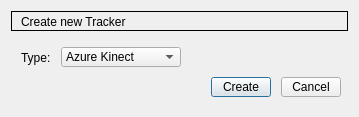
The window that src/UIManagement/CreateTrackerWindow.ui (Mirevi/MotionHub) describes before a commit, drawn with Qt 5.
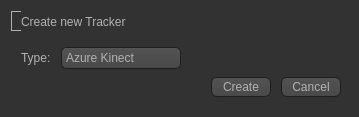
The same window after the commit. Icons and pictures are not drawn.

Commit message: create new tracker dropdown input signal fix and dark stylesheet for qt

```diff
--- a/src/UIManagement/CreateTrackerWindow.ui
+++ b/src/UIManagement/CreateTrackerWindow.ui
@@ -13,6 +13,467 @@
   <property name="windowTitle">
    <string>Create new Tracker</string>
   </property>
+  <property name="styleSheet">
+   <string notr="true">QToolTip
+{
+     border: 1px solid black;
+     background-color: #ffa02f;
+     padding: 1px;
+     border-radius: 3px;
+     opacity: 100;
+}
+
+QWidget
+{
+    color: #b1b1b1;
+    background-color: #323232;
+}
+
+QWidget:item:hover
+{
+    background-color: QLinearGradient( x1: 0, y1: 0, x2: 0, y2: 1, stop: 0 #ffa02f, stop: 1 #ca0619);
+    color: #000000;
+}
+
+QWidget:item:selected
+{
+    background-color: QLinearGradient( x1: 0, y1: 0, x2: 0, y2: 1, stop: 0 #ffa02f, stop: 1 #d7801a);
+}
+
+QMenuBar::item
+{
+    background: transparent;
+}
+
+QMenuBar::item:selected
+{
+    background: transparent;
+    border: 1px solid #ffaa00;
+}
+
+QMenuBar::item:pressed
+{
+    background: #444;
+    border: 1px solid #000;
+    background-color: QLinearGradient(
+        x1:0, y1:0,
+        x2:0, y2:1,
+        stop:1 #212121,
+        stop:0.4 #343434/*,
+        stop:0.2 #343434,
+        stop:0.1 #ffaa00*/
+    );
+    margin-bottom:-1px;
+    padding-bottom:1px;
+}
+
+QMenu
+{
+    border: 1px solid #000;
+}
+
+QMenu::item
+{
+    padding: 2px 20px 2px 20px;
+}
+
+QMenu::item:selected
+{
+    color: #000000;
+}
+
+QWidget:disabled
+{
+    color: #404040;
+    background-color: #323232;
+}
+
+QAbstractItemView
+{
+    background-color: QLinearGradient( x1: 0, y1: 0, x2: 0, y2: 1, stop: 0 #4d4d4d, stop: 0.1 #646464, stop: 1 #5d5d5d);
+}
+
+QWidget:focus
+{
+    /*border: 2px solid QLinearGradient( x1: 0, y1: 0, x2: 0, y2: 1, stop: 0 #ffa02f, stop: 1 #d7801a);*/
+}
+
+QLineEdit
+{
+    background-color: QLinearGradient( x1: 0, y1: 0, x2: 0, y2: 1, stop: 0 #4d4d4d, stop: 0 #646464, stop: 1 #5d5d5d);
+    padding: 1px;
+    border-style: solid;
+    border: 1px solid #1e1e1e;
+    border-radius: 5;
+}
+
+QPushButton
+{
+    color: #b1b1b1;
+    background-color: QLinearGradient( x1: 0, y1: 0, x2: 0, y2: 1, stop: 0 #565656, stop: 0.1 #525252, stop: 0.5 #4e4e4e, stop: 0.9 #4a4a4a, stop: 1 #464646);
+    border-width: 1px;
+    border-color: #1e1e1e;
+    border-style: solid;
+    border-radius: 6;
+    padding: 3px;
+    font-size: 12px;
+    padding-left: 5px;
+    padding-right: 5px;
+}
+
+QPushButton:pressed
+{
+    background-color: QLinearGradient( x1: 0, y1: 0, x2: 0, y2: 1, stop: 0 #2d2d2d, stop: 0.1 #2b2b2b, stop: 0.5 #292929, stop: 0.9 #282828, stop: 1 #252525);
+}
+
+QComboBox
+{
+    selection-background-color: #ffaa00;
+    background-color: QLinearGradient( x1: 0, y1: 0, x2: 0, y2: 1, stop: 0 #565656, stop: 0.1 #525252, stop: 0.5 #4e4e4e, stop: 0.9 #4a4a4a, stop: 1 #464646);
+    border-style: solid;
+    border: 1px solid #1e1e1e;
+    border-radius: 5;
+}
+
+QComboBox:hover,QPushButton:hover
+{
+    border: 2px solid QLinearGradient( x1: 0, y1: 0, x2: 0, y2: 1, stop: 0 #ffa02f, stop: 1 #d7801a);
+}
+
+
+QComboBox:on
+{
+    padding-top: 3px;
+    padding-left: 4px;
+    background-color: QLinearGradient( x1: 0, y1: 0, x2: 0, y2: 1, stop: 0 #2d2d2d, stop: 0.1 #2b2b2b, stop: 0.5 #292929, stop: 0.9 #282828, stop: 1 #252525);
+    selection-background-color: #ffaa00;
+}
+
+QComboBox QAbstractItemView
+{
+    border: 2px solid darkgray;
+    selection-background-color: QLinearGradient( x1: 0, y1: 0, x2: 0, y2: 1, stop: 0 #ffa02f, stop: 1 #d7801a);
+}
+
+QComboBox::drop-down
+{
+     subcontrol-origin: padding;
+     subcontrol-position: top right;
+     width: 15px;
+
+     border-left-width: 0px;
+     border-left-color: darkgray;
+     border-left-style: solid; /* just a single line */
+     border-top-right-radius: 3px; /* same radius as the QComboBox */
+     border-bottom-right-radius: 3px;
+ }
+
+QComboBox::down-arrow
+{
+     image: url(:/down_arrow.png);
+}
+
+QGroupBox:focus
+{
+border: 2px solid QLinearGradient( x1: 0, y1: 0, x2: 0, y2: 1, stop: 0 #ffa02f, stop: 1 #d7801a);
+}
+
+QTextEdit:focus
+{
+    border: 2px solid QLinearGradient( x1: 0, y1: 0, x2: 0, y2: 1, stop: 0 #ffa02f, stop: 1 #d7801a);
+}
+
+QScrollBar:horizontal {
+     border: 1px solid #222222;
+     background: QLinearGradient( x1: 0, y1: 0, x2: 0, y2: 1, stop: 0.0 #121212, stop: 0.2 #282828, stop: 1 #484848);
+     height: 7px;
+     margin: 0px 16px 0 16px;
+}
+
+QScrollBar::handle:horizontal
+{
+      background: QLinearGradient( x1: 0, y1: 0, x2: 1, y2: 0, stop: 0 #ffa02f, stop: 0.5 #d7801a, stop: 1 #ffa02f);
+      min-height: 20px;
+      border-radius: 2px;
+}
+
+QScrollBar::add-line:horizontal {
+      border: 1px solid #1b1b19;
+      border-radius: 2px;
+      background: QLinearGradient( x1: 0, y1: 0, x2: 1, y2: 0, stop: 0 #ffa02f, stop: 1 #d7801a);
+      width: 14px;
+      subcontrol-position: right;
+      subcontrol-origin: margin;
+}
+
+QScrollBar::sub-line:horizontal {
+      border: 1px solid #1b1b19;
+      border-radius: 2px;
+      background: QLinearGradient( x1: 0, y1: 0, x2: 1, y2: 0, stop: 0 #ffa02f, stop: 1 #d7801a);
+      width: 14px;
+     subcontrol-position: left;
+     subcontrol-origin: margin;
+}
+
+QScrollBar::right-arrow:horizontal, QScrollBar::left-arrow:horizontal
+{
+      border: 1px solid black;
+      width: 1px;
+      height: 1px;
+      background: white;
+}
+
+QScrollBar::add-page:horizontal, QScrollBar::sub-page:horizontal
+{
+      background: none;
+}
+
+QScrollBar:vertical
+{
+      background: QLinearGradient( x1: 0, y1: 0, x2: 1, y2: 0, stop: 0.0 #121212, stop: 0.2 #282828, stop: 1 #484848);
+      width: 7px;
+      margin: 16px 0 16px 0;
+      border: 1px solid #222222;
+}
+
+QScrollBar::handle:vertical
+{
+      background: QLinearGradient( x1: 0, y1: 0, x2: 0, y2: 1, stop: 0 #ffa02f, stop: 0.5 #d7801a, stop: 1 #ffa02f);
+      min-height: 20px;
+      border-radius: 2px;
+}
+
+QScrollBar::add-line:vertical
+{
+      border: 1px solid #1b1b19;
+      border-radius: 2px;
+      background: QLinearGradient( x1: 0, y1: 0, x2: 0, y2: 1, stop: 0 #ffa02f, stop: 1 #d7801a);
+      height: 14px;
+      subcontrol-position: bottom;
+      subcontrol-origin: margin;
+}
+
+QScrollBar::sub-line:vertical
+{
+      border: 1px solid #1b1b19;
+      border-radius: 2px;
+      background: QLinearGradient( x1: 0, y1: 0, x2: 0, y2: 1, stop: 0 #d7801a, stop: 1 #ffa02f);
+      height: 14px;
+      subcontrol-position: top;
+      subcontrol-origin: margin;
+}
+
+QScrollBar::up-arrow:vertical, QScrollBar::down-arrow:vertical
+{
+      border: 1px solid black;
+      width: 1px;
+      height: 1px;
+      background: white;
+}
+
+
+QScrollBar::add-page:vertical, QScrollBar::sub-page:vertical
+{
+      background: none;
+}
+
+QTextEdit
+{
+    background-color: #242424;
+}
+
+QPlainTextEdit
+{
+    background-color: #242424;
+}
+
+QHeaderView::section
+{
+    background-color: QLinearGradient(x1:0, y1:0, x2:0, y2:1, stop:0 #616161, stop: 0.5 #505050, stop: 0.6 #434343, stop:1 #656565);
+    color: white;
+    padding-left: 4px;
+    border: 1px solid #6c6c6c;
+}
+
+QCheckBox:disabled
+{
+color: #414141;
+}
+
+QDockWidget::title
+{
+    text-align: center;
+    spacing: 3px; /* spacing between items in the tool bar */
+    background-color: QLinearGradient(x1:0, y1:0, x2:0, y2:1, stop:0 #323232, stop: 0.5 #242424, stop:1 #323232);
+}
+
+QDockWidget::close-button, QDockWidget::float-button
+{
+    text-align: center;
+    spacing: 1px; /* spacing between items in the tool bar */
+    background-color: QLinearGradient(x1:0, y1:0, x2:0, y2:1, stop:0 #323232, stop: 0.5 #242424, stop:1 #323232);
+}
+
+QDockWidget::close-button:hover, QDockWidget::float-button:hover
+{
+    background: #242424;
+}
+
+QDockWidget::close-button:pressed, QDockWidget::float-button:pressed
+{
+    padding: 1px -1px -1px 1px;
+}
+
+QMainWindow::separator
+{
+    background-color: QLinearGradient(x1:0, y1:0, x2:0, y2:1, stop:0 #161616, stop: 0.5 #151515, stop: 0.6 #212121, stop:1 #343434);
+    color: white;
+    padding-left: 4px;
+    border: 1px solid #4c4c4c;
+    spacing: 3px; /* spacing between items in the tool bar */
+}
+
+QMainWindow::separator:hover
+{
+
+    background-color: QLinearGradient(x1:0, y1:0, x2:0, y2:1, stop:0 #d7801a, stop:0.5 #b56c17 stop:1 #ffa02f);
+    color: white;
+    padding-left: 4px;
+    border: 1px solid #6c6c6c;
+    spacing: 3px; /* spacing between items in the tool bar */
+}
+
+QToolBar::handle
+{
+     spacing: 3px; /* spacing between items in the tool bar */
+     background: url(:/images/handle.png);
+}
+
+QMenu::separator
+{
+    height: 2px;
+    background-color: QLinearGradient(x1:0, y1:0, x2:0, y2:1, stop:0 #161616, stop: 0.5 #151515, stop: 0.6 #212121, stop:1 #343434);
+    color: white;
+    padding-left: 4px;
+    margin-left: 10px;
+    margin-right: 5px;
+}
+
+QProgressBar
+{
+    border: 2px solid grey;
+    border-radius: 5px;
+    text-align: center;
+}
+
+QProgressBar::chunk
+{
+    background-color: #d7801a;
+    width: 2.15px;
+    margin: 0.5px;
+}
+
+QTabBar::tab {
+    color: #b1b1b1;
+    border: 1px solid #444;
+    border-bottom-style: none;
+    background-color: #323232;
+    padding-left: 10px;
+    padding-right: 10px;
+    padding-top: 3px;
+    padding-bottom: 2px;
+    margin-right: -1px;
+}
+
+QTabWidget::pane {
+    border: 1px solid #444;
+    top: 1px;
+}
+
+QTabBar::tab:last
+{
+    margin-right: 0; /* the last selected tab has nothing to overlap with on the right */
+    border-top-right-radius: 3px;
+}
+
+QTabBar::tab:first:!selected
+{
+ margin-left: 0px; /* the last selected tab has nothing to overlap with on the right */
+
+
+    border-top-left-radius: 3px;
+}
+
+QTabBar::tab:!selected
+{
+    color: #b1b1b1;
+    border-bottom-style: solid;
+    margin-top: 3px;
+    background-color: QLinearGradient(x1:0, y1:0, x2:0, y2:1, stop:1 #212121, stop:.4 #343434);
+}
+
+QTabBar::tab:selected
+{
+    border-top-left-radius: 3px;
+    border-top-right-radius: 3px;
+    margin-bottom: 0px;
+}
+
+QTabBar::tab:!selected:hover
+{
+    /*border-top: 2px solid #ffaa00;
+    padding-bottom: 3px;*/
+    border-top-left-radius: 3px;
+    border-top-right-radius: 3px;
+    background-color: QLinearGradient(x1:0, y1:0, x2:0, y2:1, stop:1 #212121, stop:0.4 #343434, stop:0.2 #343434, stop:0.1 #ffaa00);
+}
+
+QRadioButton::indicator:checked, QRadioButton::indicator:unchecked{
+    color: #b1b1b1;
+    background-color: #323232;
+    border: 1px solid #b1b1b1;
+    border-radius: 6px;
+}
+
+QRadioButton::indicator:checked
+{
+    background-color: qradialgradient(
+        cx: 0.5, cy: 0.5,
+        fx: 0.5, fy: 0.5,
+        radius: 1.0,
+        stop: 0.25 #ffaa00,
+        stop: 0.3 #323232
+    );
+}
+
+QCheckBox::indicator{
+    color: #b1b1b1;
+    background-color: #323232;
+    border: 1px solid #b1b1b1;
+    width: 9px;
+    height: 9px;
+}
+
+QRadioButton::indicator
+{
+    border-radius: 6px;
+}
+
+QRadioButton::indicator:hover, QCheckBox::indicator:hover
+{
+    border: 1px solid #ffaa00;
+}
+
+QCheckBox::indicator:checked
+{
+    image:url(:/images/checkbox.png);
+}
+
+QCheckBox::indicator:disabled, QRadioButton::indicator:disabled
+{
+    border: 1px solid #444;
+}</string>
+  </property>
   <layout class="QVBoxLayout" name="verticalLayout_2">
    <item>
     <layout class="QVBoxLayout" name="layout">
@@ -31,7 +492,7 @@
         </size>
        </property>
        <property name="autoFillBackground">
-        <bool>true</bool>
+        <bool>false</bool>
        </property>
        <property name="frameShape">
         <enum>QFrame::Box</enum>
@@ -57,7 +518,7 @@
      <item>
       <widget class="QWidget" name="widget_body" native="true">
        <property name="autoFillBackground">
-        <bool>true</bool>
+        <bool>false</bool>
        </property>
        <widget class="QComboBox" name="dropdown_tracker">
         <property name="geometry">
@@ -65,7 +526,7 @@
           <x>50</x>
           <y>10</y>
           <width>120</width>
-          <height>20</height>
+          <height>22</height>
          </rect>
         </property>
         <property name="maximumSize">
```
Left out of the diff: 14 changed lines with no effect on the pictures. The commit also changes 4 other files.
